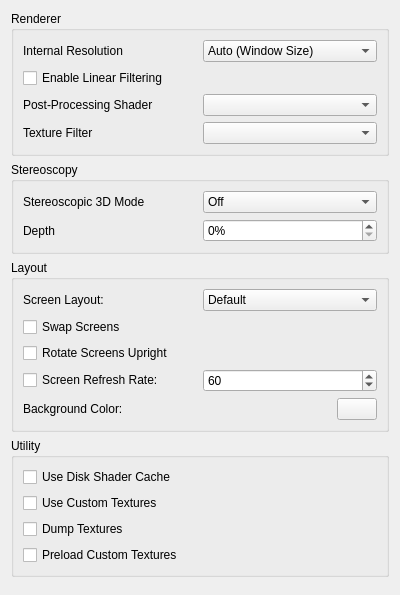
First picture: the form in src/citra_qt/configuration/configure_enhancements.ui, repository lbbboy/citra, before the edit.
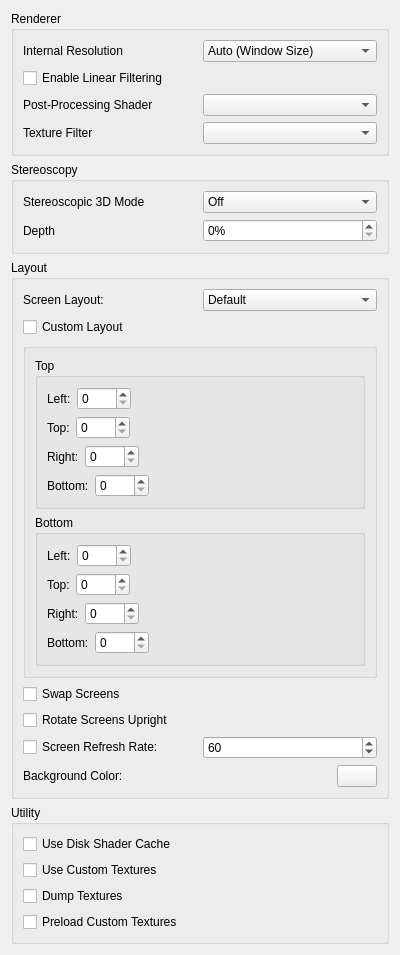
Second picture: the form after the edit.

Commit message: vvanelslande's custom screen layout settings

What changed in the file:
```diff
--- a/src/citra_qt/configuration/configure_enhancements.ui
+++ b/src/citra_qt/configuration/configure_enhancements.ui
@@ -251,6 +251,288 @@
         </item>
        </layout>
       </item>
+      <item>
+       <widget class="QCheckBox" name="custom_layout">
+        <property name="text">
+         <string>Custom Layout</string>
+        </property>
+       </widget>
+      </item>
+      <item>
+       <widget class="QGroupBox" name="custom_layout_group">
+        <property name="title">
+         <string/>
+        </property>
+        <layout class="QVBoxLayout" name="verticalLayout_5">
+         <item>
+          <widget class="QGroupBox" name="custom_top">
+           <property name="title">
+            <string>Top</string>
+           </property>
+           <layout class="QVBoxLayout" name="verticalLayout_8">
+            <item>
+             <layout class="QHBoxLayout" name="horizontalLayout_5">
+              <item>
+               <widget class="QLabel" name="label_6">
+                <property name="text">
+                 <string>Left:</string>
+                </property>
+               </widget>
+              </item>
+              <item>
+               <widget class="QSpinBox" name="custom_top_left">
+                <property name="maximum">
+                 <number>5000</number>
+                </property>
+               </widget>
+              </item>
+              <item>
+               <spacer name="horizontalSpacer">
+                <property name="orientation">
+                 <enum>Qt::Horizontal</enum>
+                </property>
+                <property name="sizeHint" stdset="0">
+                 <size>
+                  <width>40</width>
+                  <height>20</height>
+                 </size>
+                </property>
+               </spacer>
+              </item>
+             </layout>
+            </item>
+            <item>
+             <layout class="QHBoxLayout" name="horizontalLayout_9">
+              <item>
+               <widget class="QLabel" name="label_7">
+                <property name="text">
+                 <string>Top:</string>
+                </property>
+               </widget>
+              </item>
+              <item>
+               <widget class="QSpinBox" name="custom_top_top">
+                <property name="maximum">
+                 <number>5000</number>
+                </property>
+               </widget>
+              </item>
+              <item>
+               <spacer name="horizontalSpacer_2">
+                <property name="orientation">
+                 <enum>Qt::Horizontal</enum>
+                </property>
+                <property name="sizeHint" stdset="0">
+                 <size>
+                  <width>40</width>
+                  <height>20</height>
+                 </size>
+                </property>
+               </spacer>
+              </item>
+             </layout>
+            </item>
+            <item>
+             <layout class="QHBoxLayout" name="horizontalLayout_10">
+              <item>
+               <widget class="QLabel" name="label_8">
+                <property name="text">
+                 <string>Right:</string>
+                </property>
+               </widget>
+              </item>
+              <item>
+               <widget class="QSpinBox" name="custom_top_right">
+                <property name="maximum">
+                 <number>5000</number>
+                </property>
+               </widget>
+              </item>
+              <item>
+               <spacer name="horizontalSpacer_3">
+                <property name="orientation">
+                 <enum>Qt::Horizontal</enum>
+                </property>
+                <property name="sizeHint" stdset="0">
+                 <size>
+                  <width>40</width>
+                  <height>20</height>
+                 </size>
+                </property>
+               </spacer>
+              </item>
+             </layout>
+            </item>
+            <item>
+             <layout class="QHBoxLayout" name="horizontalLayout_11">
+              <item>
+               <widget class="QLabel" name="label_11">
+                <property name="text">
+                 <string>Bottom:</string>
+                </property>
+               </widget>
+              </item>
+              <item>
+               <widget class="QSpinBox" name="custom_top_bottom">
+                <property name="maximum">
+                 <number>5000</number>
+                </property>
+               </widget>
+              </item>
+              <item>
+               <spacer name="horizontalSpacer_4">
+                <property name="orientation">
+                 <enum>Qt::Horizontal</enum>
+                </property>
+                <property name="sizeHint" stdset="0">
+                 <size>
+                  <width>40</width>
+                  <height>20</height>
+                 </size>
+                </property>
+               </spacer>
+              </item>
+             </layout>
+            </item>
+           </layout>
+          </widget>
+         </item>
+         <item>
+          <widget class="QGroupBox" name="custom_bottom">
+           <property name="title">
+            <string>Bottom</string>
+           </property>
+           <layout class="QVBoxLayout" name="verticalLayout_9">
+            <item>
+             <layout class="QHBoxLayout" name="horizontalLayout_12">
+              <item>
+               <widget class="QLabel" name="label_9">
+                <property name="text">
+                 <string>Left:</string>
+                </property>
+               </widget>
+              </item>
+              <item>
+               <widget class="QSpinBox" name="custom_bottom_left">
+                <property name="maximum">
+                 <number>5000</number>
+                </property>
+               </widget>
+              </item>
+              <item>
+               <spacer name="horizontalSpacer_5">
+                <property name="orientation">
+                 <enum>Qt::Horizontal</enum>
+                </property>
+                <property name="sizeHint" stdset="0">
+                 <size>
+                  <width>40</width>
+                  <height>20</height>
+                 </size>
+                </property>
+               </spacer>
+              </item>
+             </layout>
+            </item>
+            <item>
+             <layout class="QHBoxLayout" name="horizontalLayout_13">
+              <item>
+               <widget class="QLabel" name="label_10">
+                <property name="text">
+                 <string>Top:</string>
+                </property>
+               </widget>
+              </item>
+              <item>
+               <widget class="QSpinBox" name="custom_bottom_top">
+                <property name="maximum">
+                 <number>5000</number>
+                </property>
+               </widget>
+              </item>
+              <item>
+               <spacer name="horizontalSpacer_6">
+                <property name="orientation">
+                 <enum>Qt::Horizontal</enum>
+                </property>
+                <property name="sizeHint" stdset="0">
+                 <size>
+                  <width>40</width>
+                  <height>20</height>
+                 </size>
+                </property>
+               </spacer>
+              </item>
+             </layout>
+            </item>
+            <item>
+             <layout class="QHBoxLayout" name="horizontalLayout_14">
+              <item>
+               <widget class="QLabel" name="label_12">
+                <property name="text">
+                 <string>Right:</string>
+                </property>
+               </widget>
+              </item>
+              <item>
+               <widget class="QSpinBox" name="custom_bottom_right">
+                <property name="maximum">
+                 <number>5000</number>
+                </property>
+               </widget>
+              </item>
+              <item>
+               <spacer name="horizontalSpacer_7">
+                <property name="orientation">
+                 <enum>Qt::Horizontal</enum>
+                </property>
+                <property name="sizeHint" stdset="0">
+                 <size>
+                  <width>40</width>
+                  <height>20</height>
+                 </size>
+                </property>
+               </spacer>
+              </item>
+             </layout>
+            </item>
+            <item>
+             <layout class="QHBoxLayout" name="horizontalLayout_15">
+              <item>
+               <widget class="QLabel" name="label_13">
+                <property name="text">
+                 <string>Bottom:</string>
+                </property>
+               </widget>
+              </item>
+              <item>
+               <widget class="QSpinBox" name="custom_bottom_bottom">
+                <property name="maximum">
+                 <number>5000</number>
+                </property>
+               </widget>
+              </item>
+              <item>
+               <spacer name="horizontalSpacer_8">
+                <property name="orientation">
+                 <enum>Qt::Horizontal</enum>
+                </property>
+                <property name="sizeHint" stdset="0">
+                 <size>
+                  <width>40</width>
+                  <height>20</height>
+                 </size>
+                </property>
+               </spacer>
+              </item>
+             </layout>
+            </item>
+           </layout>
+          </widget>
+         </item>
+        </layout>
+       </widget>
+      </item>
       <item>
        <widget class="QCheckBox" name="swap_screen">
         <property name="text">
```
The commit also changes 1 other file.
